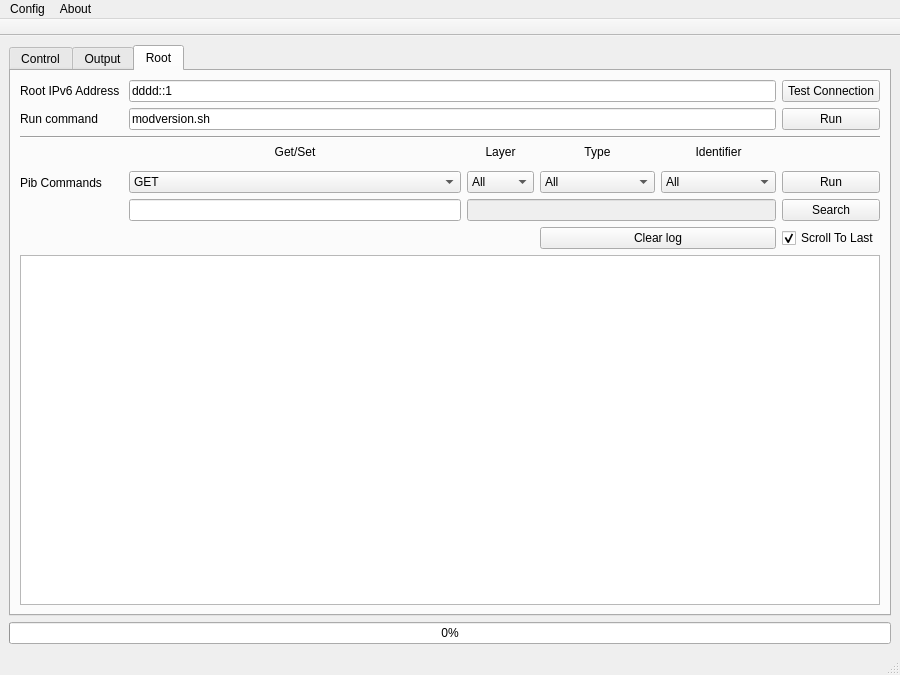
The window that main.ui (nyxonman/riva_PTA) describes before a commit, drawn with Qt 5.
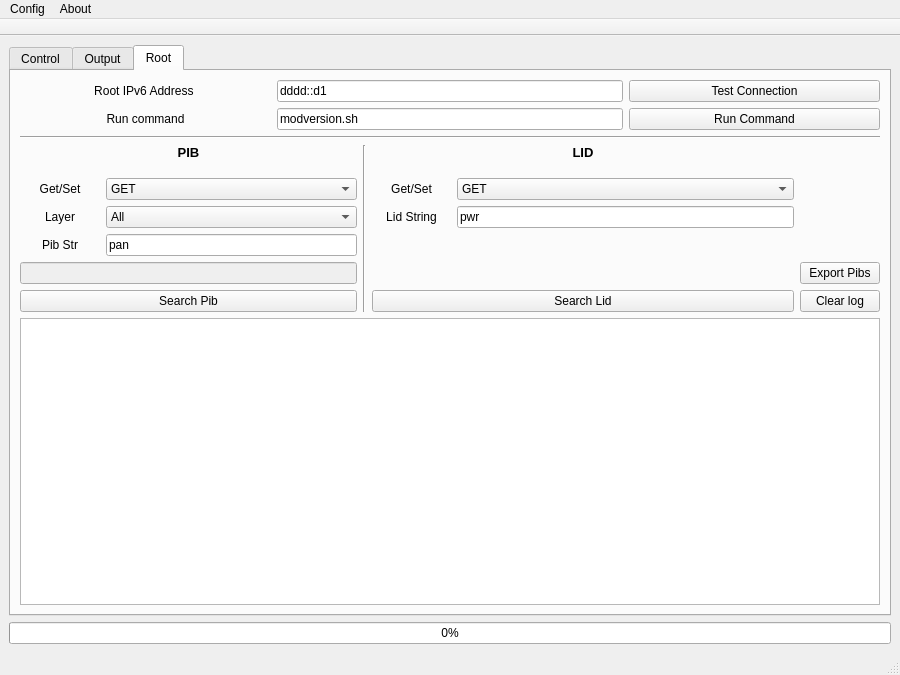
The same window after the commit.

Commit message: changed the layout and added lid search

```diff
--- a/main.ui
+++ b/main.ui
@@ -1048,16 +1048,30 @@
         <string>Root</string>
        </attribute>
        <layout class="QGridLayout" name="gridLayout_6">
-        <item row="1" column="0">
+        <item row="5" column="0">
          <layout class="QVBoxLayout" name="verticalLayout">
           <item>
            <widget class="QTextBrowser" name="rootOutputText"/>
           </item>
          </layout>
         </item>
-        <item row="0" column="0">
-         <layout class="QGridLayout" name="gridLayout_7">
-          <item row="6" column="2">
+        <item row="2" column="0">
+         <layout class="QGridLayout" name="gridLayout_7" rowstretch="0,0,0,0,0,0,0,0,0,0,0,0" columnstretch="0,0,0,0,0,0,0,0,0,0,0">
+          <item row="3" column="0" colspan="11">
+           <widget class="Line" name="line_3">
+            <property name="orientation">
+             <enum>Qt::Horizontal</enum>
+            </property>
+           </widget>
+          </item>
+          <item row="11" column="5" colspan="5">
+           <widget class="QPushButton" name="lidSearchBtn">
+            <property name="text">
+             <string>Search Lid</string>
+            </property>
+           </widget>
+          </item>
+          <item row="8" column="1" colspan="3">
            <widget class="QComboBox" name="pibLayerCombo">
             <item>
              <property name="text">
@@ -1081,43 +1095,78 @@
             </item>
            </widget>
           </item>
-          <item row="6" column="3">
-           <widget class="QComboBox" name="pibTypeCombo">
-            <item>
-             <property name="text">
-              <string>All</string>
-             </property>
-            </item>
-            <item>
-             <property name="text">
-              <string>dynamic_config</string>
-             </property>
-            </item>
-            <item>
-             <property name="text">
-              <string>hardcoded</string>
-             </property>
-            </item>
-            <item>
-             <property name="text">
-              <string>static_config</string>
-             </property>
-            </item>
-            <item>
-             <property name="text">
-              <string>statistics</string>
-             </property>
-            </item>
-            <item>
-             <property name="text">
-              <string>status</string>
-             </property>
-            </item>
+          <item row="11" column="0" colspan="4">
+           <widget class="QPushButton" name="pibSearchBtn">
+            <property name="text">
+             <string>Search Pib</string>
+            </property>
            </widget>
           </item>
-          <item row="4" column="2">
+          <item row="10" column="0" colspan="4">
+           <widget class="QLineEdit" name="pibSetVal">
+            <property name="enabled">
+             <bool>false</bool>
+            </property>
+           </widget>
+          </item>
+          <item row="9" column="1" colspan="3">
+           <widget class="QLineEdit" name="pibSearchVal">
+            <property name="text">
+             <string>pan</string>
+            </property>
+           </widget>
+          </item>
+          <item row="8" column="5">
+           <widget class="QLabel" name="label_11">
+            <property name="text">
+             <string>Lid String</string>
+            </property>
+            <property name="alignment">
+             <set>Qt::AlignCenter</set>
+            </property>
+           </widget>
+          </item>
+          <item row="4" column="4" rowspan="8">
+           <widget class="Line" name="line_4">
+            <property name="orientation">
+             <enum>Qt::Vertical</enum>
+            </property>
+           </widget>
+          </item>
+          <item row="10" column="10">
+           <widget class="QPushButton" name="rootExportPib">
+            <property name="text">
+             <string>Export Pibs</string>
+            </property>
+           </widget>
+          </item>
+          <item row="9" column="0">
            <widget class="QLabel" name="label_8">
             <property name="text">
+             <string>Pib Str</string>
+            </property>
+            <property name="alignment">
+             <set>Qt::AlignCenter</set>
+            </property>
+           </widget>
+          </item>
+          <item row="7" column="1" colspan="3">
+           <widget class="QComboBox" name="pibGetSetCombo">
+            <item>
+             <property name="text">
+              <string>GET</string>
+             </property>
+            </item>
+            <item>
+             <property name="text">
+              <string>SET</string>
+             </property>
+            </item>
+           </widget>
+          </item>
+          <item row="8" column="0">
+           <widget class="QLabel" name="label_13">
+            <property name="text">
              <string>Layer</string>
             </property>
             <property name="alignment">
@@ -1125,29 +1174,57 @@
             </property>
            </widget>
           </item>
-          <item row="4" column="3">
-           <widget class="QLabel" name="label_9">
+          <item row="11" column="10">
+           <widget class="QPushButton" name="rootClearBtn">
             <property name="text">
-             <string>Type</string>
-            </property>
-            <property name="alignment">
-             <set>Qt::AlignCenter</set>
+             <string>Clear log</string>
             </property>
            </widget>
           </item>
-          <item row="4" column="4">
+          <item row="4" column="0" colspan="4">
            <widget class="QLabel" name="label_10">
+            <property name="font">
+             <font>
+              <pointsize>10</pointsize>
+              <weight>75</weight>
+              <bold>true</bold>
+             </font>
+            </property>
             <property name="text">
-             <string>Identifier</string>
+             <string>PIB</string>
             </property>
             <property name="alignment">
              <set>Qt::AlignCenter</set>
             </property>
            </widget>
           </item>
-          <item row="4" column="1">
-           <widget class="QLabel" name="label_7">
+          <item row="4" column="5" colspan="5">
+           <widget class="QLabel" name="label_9">
+            <property name="font">
+             <font>
+              <pointsize>10</pointsize>
+              <weight>75</weight>
+              <bold>true</bold>
+             </font>
+            </property>
             <property name="text">
+             <string>LID</string>
+            </property>
+            <property name="alignment">
+             <set>Qt::AlignCenter</set>
+            </property>
+           </widget>
+          </item>
+          <item row="8" column="6" colspan="4">
+           <widget class="QLineEdit" name="lidSearchVal">
+            <property name="text">
+             <string>pwr</string>
+            </property>
+           </widget>
+          </item>
+          <item row="7" column="0">
+           <widget class="QLabel" name="label_26">
+            <property name="text">
              <string>Get/Set</string>
             </property>
             <property name="alignment">
@@ -1155,11 +1232,21 @@
             </property>
            </widget>
           </item>
-          <item row="6" column="4">
-           <widget class="QComboBox" name="pibIdentifierCombo">
+          <item row="7" column="5">
+           <widget class="QLabel" name="label_27">
+            <property name="text">
+             <string>Get/Set</string>
+            </property>
+            <property name="alignment">
+             <set>Qt::AlignCenter</set>
+            </property>
+           </widget>
+          </item>
+          <item row="7" column="6" colspan="4">
+           <widget class="QComboBox" name="LidGetSetCombo">
             <item>
              <property name="text">
-              <string>All</string>
+              <string>GET</string>
              </property>
             </item>
             <item>
@@ -1189,123 +1276,57 @@
             </item>
            </widget>
           </item>
-          <item row="0" column="5">
+          <item row="0" column="8" colspan="3">
            <widget class="QPushButton" name="testConnectionBtn">
             <property name="text">
              <string>Test Connection</string>
             </property>
            </widget>
           </item>
-          <item row="6" column="1">
-           <widget class="QComboBox" name="getSetCombo">
-            <item>
-             <property name="text">
-              <string>GET</string>
-             </property>
-            </item>
-            <item>
-             <property name="text">
-              <string>SET</string>
-             </property>
-            </item>
-           </widget>
-          </item>
-          <item row="1" column="5">
+          <item row="1" column="8" colspan="3">
            <widget class="QPushButton" name="runCmdBtn">
             <property name="text">
-             <string>Run</string>
+             <string>Run Command</string>
             </property>
            </widget>
           </item>
-          <item row="6" column="5">
-           <widget class="QPushButton" name="runPibCmdBtn">
-            <property name="text">
-             <string>Run</string>
-            </property>
-            <property name="autoDefault">
-             <bool>false</bool>
-            </property>
-            <property name="default">
-             <bool>false</bool>
-            </property>
-            <property name="flat">
-             <bool>false</bool>
-            </property>
-           </widget>
-          </item>
-          <item row="7" column="5">
-           <widget class="QPushButton" name="searchPibBtn">
-            <property name="text">
-             <string>Search</string>
-            </property>
-           </widget>
-          </item>
-          <item row="0" column="0">
+          <item row="0" column="0" colspan="3">
            <widget class="QLabel" name="rootAddrLab">
             <property name="text">
              <string>Root IPv6 Address </string>
             </property>
-           </widget>
-          </item>
-          <item row="3" column="0" colspan="6">
-           <widget class="Line" name="line_3">
-            <property name="orientation">
-             <enum>Qt::Horizontal</enum>
+            <property name="alignment">
+             <set>Qt::AlignCenter</set>
             </property>
            </widget>
           </item>
-          <item row="4" column="0" rowspan="4">
-           <widget class="QLabel" name="pibCmdLab">
-            <property name="text">
-             <string>Pib Commands</string>
-            </property>
-           </widget>
-          </item>
-          <item row="7" column="2" colspan="3">
-           <widget class="QLineEdit" name="pibSetVal">
-            <property name="enabled">
-             <bool>false</bool>
-            </property>
-           </widget>
-          </item>
-          <item row="1" column="1" colspan="4">
-           <widget class="QLineEdit" name="runCmdVal">
-            <property name="text">
-             <string>modversion.sh</string>
-            </property>
-           </widget>
-          </item>
-          <item row="0" column="1" colspan="4">
-           <widget class="QLineEdit" name="rootAddrVal">
-            <property name="text">
-             <string>dddd::1</string>
-            </property>
-           </widget>
-          </item>
-          <item row="7" column="1">
-           <widget class="QLineEdit" name="pibSearchVal"/>
-          </item>
-          <item row="1" column="0">
+          <item row="1" column="0" colspan="3">
            <widget class="QLabel" name="runCmdLab">
             <property name="text">
              <string>Run command</string>
             </property>
+            <property name="alignment">
+             <set>Qt::AlignCenter</set>
+            </property>
            </widget>
           </item>
-          <item row="8" column="3" colspan="2">
-           <widget class="QPushButton" name="rootClearBtn">
+          <item row="0" column="3" colspan="5">
+           <widget class="QLineEdit" name="rootAddrVal">
+            <property name="sizePolicy">
+             <sizepolicy hsizetype="Expanding" vsizetype="Fixed">
+              <horstretch>0</horstretch>
+              <verstretch>0</verstretch>
+             </sizepolicy>
+            </property>
             <property name="text">
-             <string>Clear log</string>
+             <string>dddd::d1</string>
             </property>
            </widget>
           </item>
-          <item row="8" column="5">
-           <widget class="QCheckBox" name="rootScrollToLast">
+          <item row="1" column="3" colspan="5">
+           <widget class="QLineEdit" name="runCmdVal">
             <property name="text">
-             <string>Scroll To Last</string>
-            </property>
-            <property name="checked">
-             <bool>true</bool>
+             <string>modversion.sh</string>
             </property>
            </widget>
           </item>
```
Left out of the diff: 42 changed lines with no effect on the pictures.
